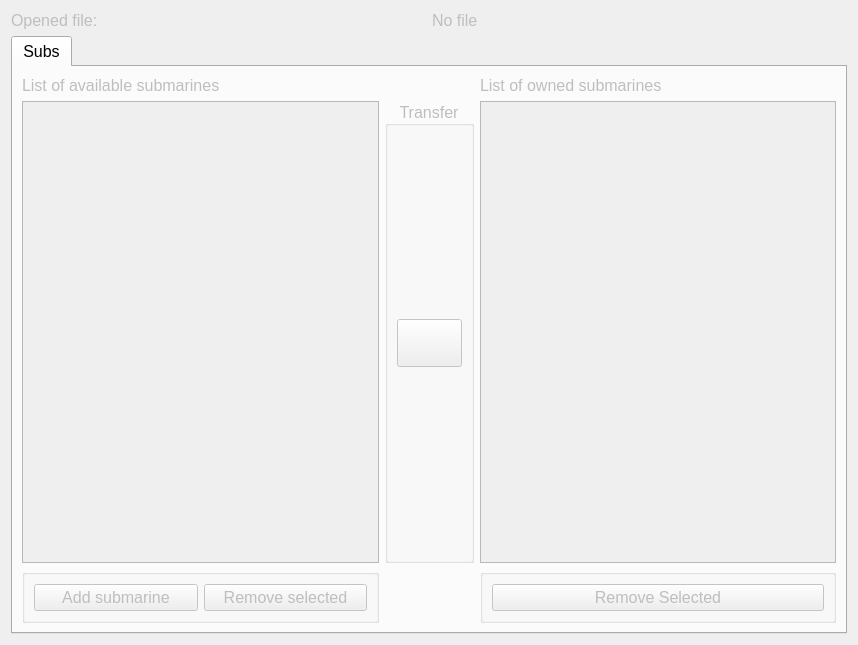
Before: the Qt Designer form gamesessioneditor.ui in StylishTriangles/BarotraumaSaveEditor, drawn with Qt 5.
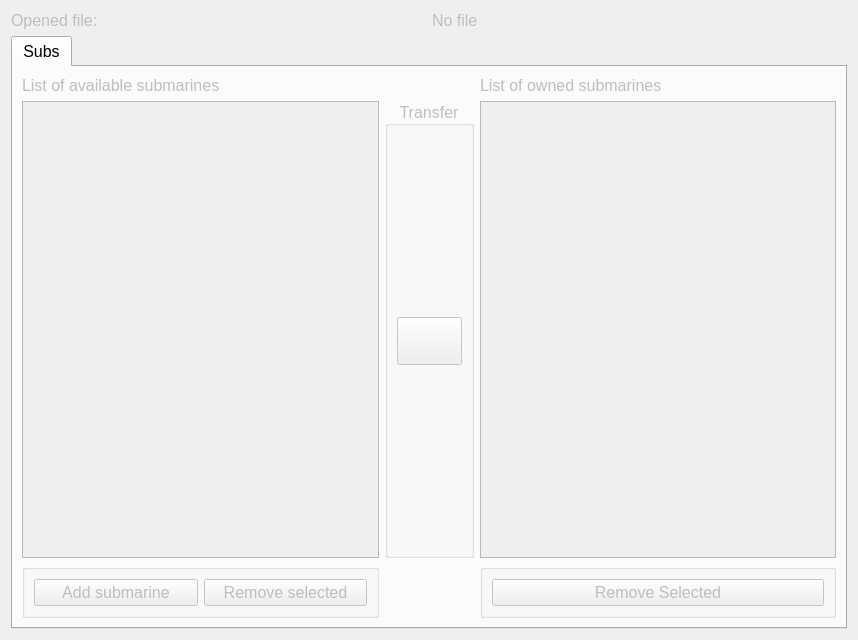
After: the same form once the commit is applied. Icons and pictures are not drawn. Custom widgets are drawn as their Qt base class.

```diff
--- a/gamesessioneditor.ui
+++ b/gamesessioneditor.ui
@@ -10,15 +10,9 @@
     <x>0</x>
     <y>0</y>
     <width>858</width>
-    <height>645</height>
+    <height>640</height>
    </rect>
   </property>
-  <property name="sizePolicy">
-   <sizepolicy hsizetype="Expanding" vsizetype="Expanding">
-    <horstretch>1</horstretch>
-    <verstretch>1</verstretch>
-   </sizepolicy>
-  </property>
   <property name="maximumSize">
    <size>
     <width>25567</width>
@@ -31,6 +25,9 @@
    </font>
   </property>
   <layout class="QVBoxLayout" name="verticalLayout">
+   <property name="sizeConstraint">
+    <enum>QLayout::SetNoConstraint</enum>
+   </property>
    <item>
     <layout class="QHBoxLayout" name="horizontalLayout">
      <item>
```
Left out of the diff: 82 changed lines with no effect on the pictures.
